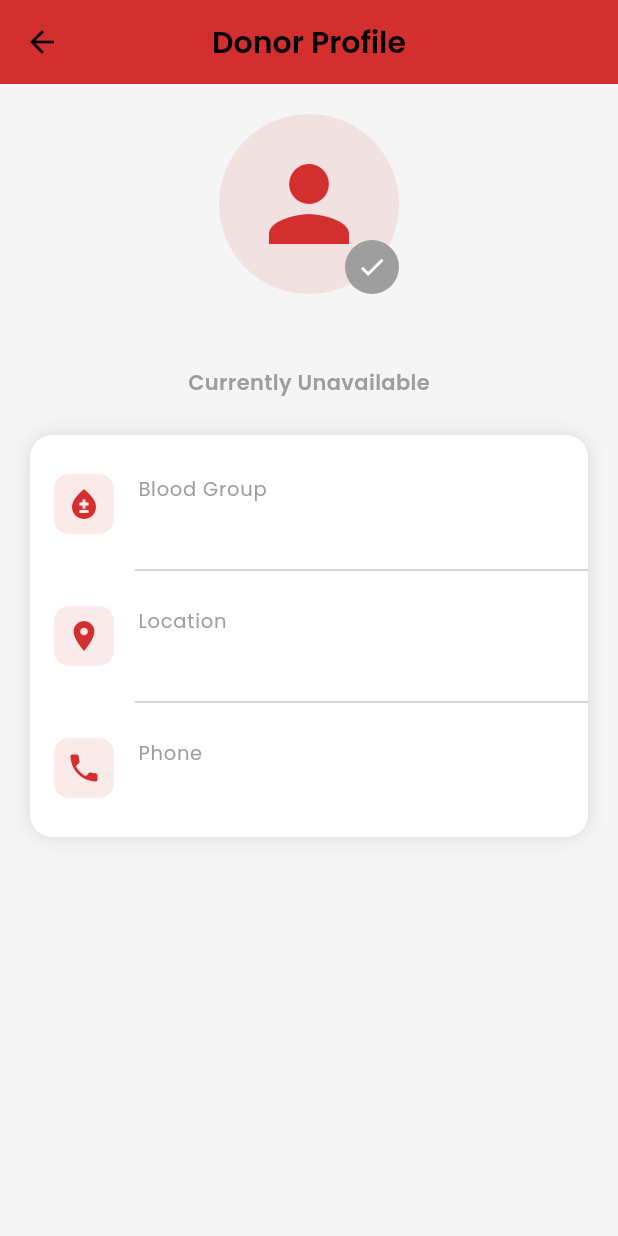
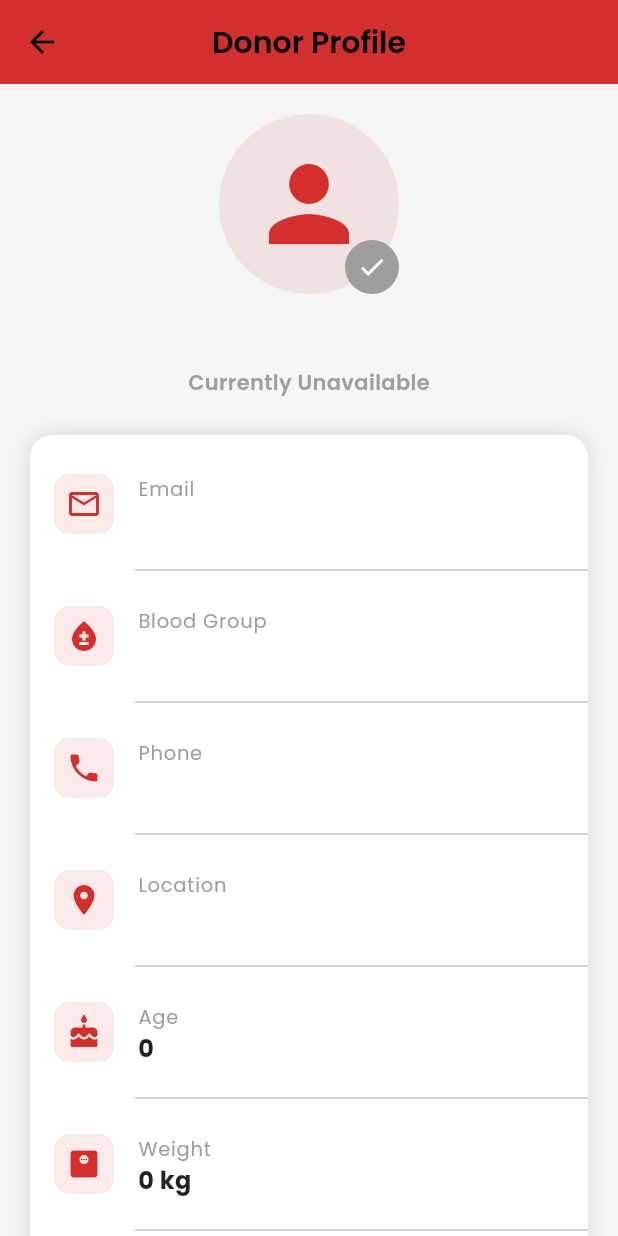
Before and after one commit to koraish3438/Blood-Link-App, a Flutter app: the DonorDetailScreen screen opened directly with empty values, on a phone screen of 412 x 824 dp. Run offline on Flutter 3.47's test engine with Material 3 defaults, Android fonts, the phone set to English and light mode, and no system bars; our stand-ins replace firebase_auth, firebase_core, firebase_database, google_fonts; accounts and stored records are empty; generated files the repository leaves out were written again.

Commit message:
fixed all bug today

```diff
--- a/lib/models/donor_model.dart
+++ b/lib/models/donor_model.dart
@@ -5,6 +5,12 @@ class DonorModel {
   final String location;
   final String phone;
   final bool isAvailable;
+  final String? email;
+  final int age;
+  final int weight;
+  final int lastDonationDate;
+  final String address;
+  final String? profilePic;
 
   DonorModel({
     required this.id,
@@ -13,6 +19,12 @@ class DonorModel {
     required this.location,
     required this.phone,
     required this.isAvailable,
+    this.email,
+    required this.age,
+    required this.weight,
+    required this.lastDonationDate,
+    required this.address,
+    this.profilePic,
   });
 
   factory DonorModel.fromUserModel(dynamic user) {
@@ -23,6 +35,12 @@ class DonorModel {
       location: user.location,
       phone: user.phone,
       isAvailable: user.isAvailable,
+      email: user.email,
+      age: (user.age is double) ? (user.age as double).toInt() : user.age,
+      weight: (user.weight is double) ? (user.weight as double).toInt() : user.weight,
+      lastDonationDate: (user.lastDonationDate is double) ? (user.lastDonationDate as double).toInt() : user.lastDonationDate,
+      address: user.address,
+      profilePic: user.profilePic,
     );
   }
 }
--- a/lib/screens/details/donor_detail_screen.dart
+++ b/lib/screens/details/donor_detail_screen.dart
@@ -13,6 +13,20 @@ class DonorDetailScreen extends StatelessWidget {
       await launchUrl(url);
     } else {
       debugPrint("Could not launch $url");
+    }
+  }
+
+  String getLastDonationText(int timestamp) {
+    if (timestamp == 0) return "No donation history yet";
+    final date = DateTime.fromMillisecondsSinceEpoch(timestamp);
+    final now = DateTime.now();
+    final difference = now.difference(date).inDays;
+
+    if (difference >= 90) {
+      return "Available to donate";
+    } else {
+      if (difference == 0) return "Donated today";
+      return "Last donated $difference days ago";
     }
   }
 
@@ -35,7 +49,12 @@ class DonorDetailScreen extends StatelessWidget {
                   CircleAvatar(
                     radius: 60,
                     backgroundColor: AppColors.primaryRed.withOpacity(0.1),
-                    child: const Icon(Icons.person, size: 80, color: AppColors.primaryRed),
+                    backgroundImage: (donor.profilePic != null && donor.profilePic!.isNotEmpty)
+                        ? NetworkImage(donor.profilePic!)
+                        : null,
+                    child: (donor.profilePic == null || donor.profilePic!.isEmpty)
+                        ? const Icon(Icons.person, size: 80, color: AppColors.primaryRed)
+                        : null,
                   ),
                   CircleAvatar(
                     radius: 18,
@@ -61,11 +80,21 @@ class DonorDetailScreen extends StatelessWidget {
               ),
               child: Column(
                 children: [
+                  _infoTile(Icons.email_outlined, "Email", donor.email ?? "Not provided"),
+                  const Divider(indent: 70),
                   _infoTile(Icons.bloodtype, "Blood Group", donor.bloodGroup),
+                  const Divider(indent: 70),
+                  _infoTile(Icons.phone, "Phone", donor.phone),
                   const Divider(indent: 70),
                   _infoTile(Icons.location_on, "Location", donor.location),
                   const Divider(indent: 70),
-                  _infoTile(Icons.phone, "Phone", donor.phone),
+                  _infoTile(Icons.cake, "Age", "${donor.age}"),
+                  const Divider(indent: 70),
+                  _infoTile(Icons.monitor_weight, "Weight", "${donor.weight} kg"),
+                  const Divider(indent: 70),
+                  _infoTile(Icons.history, "Last Donation", getLastDonationText(donor.lastDonationDate)),
+                  const Divider(indent: 70),
+                  _infoTile(Icons.home_work_outlined, "Address", donor.address ?? "Not provided"),
                 ],
               ),
             ),
@@ -76,12 +105,15 @@ class DonorDetailScreen extends StatelessWidget {
                 height: 55,
                 child: ElevatedButton.icon(
                   style: ElevatedButton.styleFrom(
-                    backgroundColor: AppColors.primaryRed,
+                    backgroundColor: Colors.green,
                     shape: RoundedRectangleBorder(borderRadius: BorderRadius.circular(12)),
                   ),
                   onPressed: () => _makeCall(donor.phone),
                   icon: const Icon(Icons.call, color: Colors.white),
-                  label: const Text("Call Donor", style: TextStyle(color: Colors.white, fontSize: 18, fontWeight: FontWeight.bold)),
+                  label: const Text(
+                    "Call Donor",
+                    style: TextStyle(color: Colors.white, fontSize: 18, fontWeight: FontWeight.bold),
+                  ),
                 ),
               ),
           ],
@@ -94,7 +126,10 @@ class DonorDetailScreen extends StatelessWidget {
     return ListTile(
       leading: Container(
         padding: const EdgeInsets.all(8),
-        decoration: BoxDecoration(color: AppColors.primaryRed.withOpacity(0.1), borderRadius: BorderRadius.circular(10)),
+        decoration: BoxDecoration(
+          color: AppColors.primaryRed.withOpacity(0.1),
+          borderRadius: BorderRadius.circular(10),
+        ),
         child: Icon(icon, color: AppColors.primaryRed),
       ),
       title: Text(title, style: const TextStyle(color: Colors.grey, fontSize: 13)),
```
Also changed, not shown: lib/providers/auth_provider.dart (+10 -16 lines), lib/screens/auth/login_screen.dart (+13 -19 lines), lib/screens/auth/register_screen.dart (+38 -16 lines), lib/screens/home/home_screen.dart (+9 -0 lines), lib/screens/profile/profile_screen.dart (+18 -18 lines), lib/services/database_service.dart (+38 -26 lines), lib/widgets/custom_textfield.dart (+6 -4 lines).
